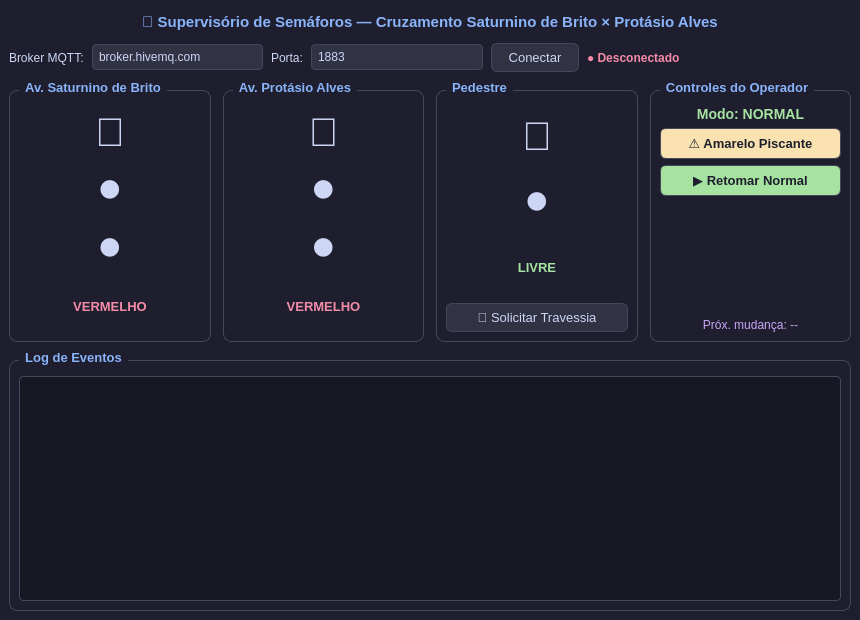
Old version of the form supervisorio/supervisorio.ui in the repository beckerbruno/Embarcados_Esp32_Sinaleiras.
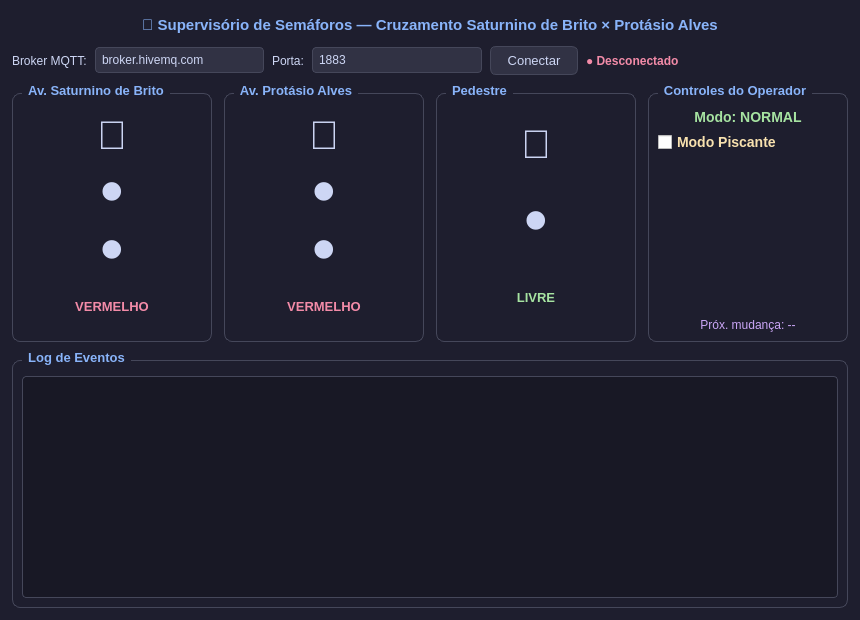
New version of the form.

The edit to the form file:
```diff
--- a/supervisorio/supervisorio.ui
+++ b/supervisorio/supervisorio.ui
@@ -59,13 +59,17 @@
     <property name="spacing">
      <number>8</number>
     </property>
-    <property name="contentsMargins">
-     <rect>
-      <x>12</x>
-      <y>12</y>
-      <width>-1</width>
-      <height>-1</height>
-     </rect>
+    <property name="leftMargin">
+     <number>12</number>
+    </property>
+    <property name="topMargin">
+     <number>12</number>
+    </property>
+    <property name="rightMargin">
+     <number>12</number>
+    </property>
+    <property name="bottomMargin">
+     <number>12</number>
     </property>
 
     <!-- Título -->
@@ -233,11 +237,6 @@
            <property name="styleSheet"><string>color: #a6e3a1; font-weight: bold; font-size: 13px;</string></property>
           </widget>
          </item>
-         <item>
-          <widget class="QPushButton" name="btn_pedestre">
-           <property name="text"><string>🚶 Solicitar Travessia</string></property>
-          </widget>
-         </item>
         </layout>
        </widget>
       </item>
@@ -255,15 +254,9 @@
           </widget>
          </item>
          <item>
-          <widget class="QPushButton" name="btn_atencao">
-           <property name="text"><string>⚠ Amarelo Piscante</string></property>
-           <property name="styleSheet"><string>background-color: #f9e2af; color: #1e1e2e; font-weight: bold;</string></property>
-          </widget>
-         </item>
-         <item>
-          <widget class="QPushButton" name="btn_normal">
-           <property name="text"><string>▶ Retomar Normal</string></property>
-           <property name="styleSheet"><string>background-color: #a6e3a1; color: #1e1e2e; font-weight: bold;</string></property>
+          <widget class="QCheckBox" name="chk_piscante">
+           <property name="text"><string>Modo Piscante</string></property>
+           <property name="styleSheet"><string>color: #f9e2af; font-size: 14px; font-weight: bold;</string></property>
           </widget>
          </item>
          <item>
```
